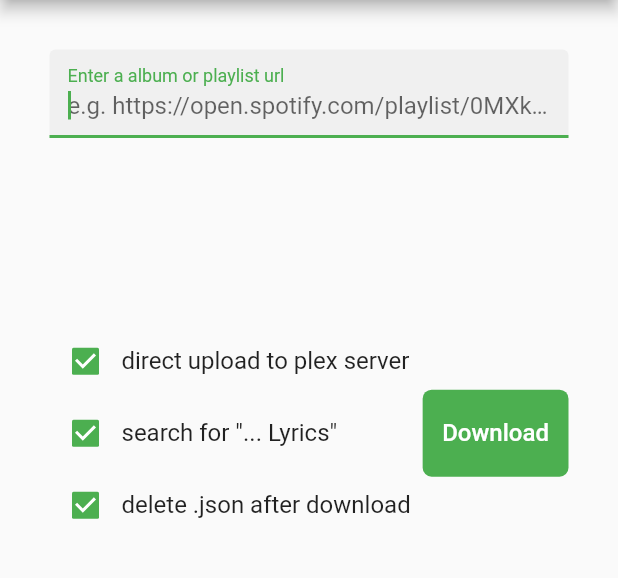
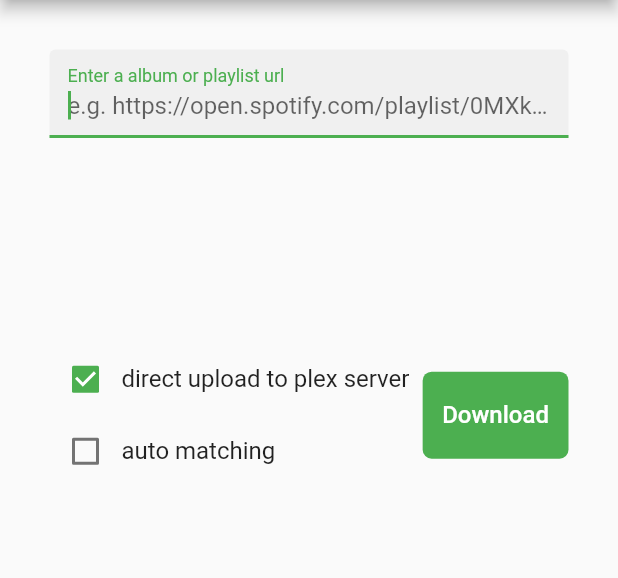
Before and after one commit to JSchmiegel/tuneload_frontend, a Flutter app: the screen it shows after launch, on a phone screen of 412 x 824 dp, the part 84-662 px from its top. Run offline on Flutter 3.47's test engine with Material 2 defaults, Android fonts, the light colour scheme and no system bars.

Commit message:
adjust homepage and progresspage for new flow

```diff
--- a/lib/pages/homepage.dart
+++ b/lib/pages/homepage.dart
@@ -4,6 +4,8 @@ import 'package:flutter/material.dart';
 import 'package:spotiload/helper/apihelper.dart';
 import 'package:spotiload/global.dart';
 import 'package:spotiload/pages/matchingpage.dart';
+import 'package:spotiload/pages/progresspage.dart';
+import 'package:spotiload/pages/settingpage.dart';
 
 class HomePage extends StatefulWidget {
   const HomePage({Key? key}) : super(key: key);
@@ -19,8 +21,9 @@ class HomePage extends StatefulWidget {
 class _HomePageState extends State<HomePage> {
   String? url;
   bool? upload = true;
-  bool? deleteJson = true;
-  bool? searchLyrics = true;
+  // bool? deleteJson = true;
+  // bool? searchLyrics = true;
+  bool? autoMatching = false;
 
   Map<String, dynamic>? initResponse;
 
@@ -35,8 +38,8 @@ class _HomePageState extends State<HomePage> {
           IconButton(
             icon: const Icon(Icons.settings),
             onPressed: () {
-              // Navigator.pushNamed(context, '/settings');
-              Navigator.pushNamed(context, MatchingPage.routeName);
+              Navigator.pushNamed(context, SettingPage.routeName);
+              // Navigator.pushNamed(context, MatchingPage.routeName);
             },
             splashRadius: buttonSplashRadius,
           )
@@ -102,42 +105,59 @@ class _HomePageState extends State<HomePage> {
                                 ),
                               ],
                             ),
+                            // Row(
+                            //   children: [
+                            //     Checkbox(
+                            //         value: searchLyrics,
+                            //         onChanged: (value) {
+                            //           // When the value of the checkbox changes,
+                            //           // update the FormFieldState so the form is
+                            //           // re-validated.
+                            //           formFieldState.didChange(value);
+                            //           setState(() {
+                            //             searchLyrics = value;
+                            //           });
+                            //         },
+                            //         splashRadius: buttonSplashRadius),
+                            //     Text(
+                            //       'search for "... Lyrics"',
+                            //       style: Theme.of(context).textTheme.subtitle1,
+                            //     ),
+                            //   ],
+                            // ),
+                            // Row(
+                            //   children: [
+                            //     Checkbox(
+                            //         value: deleteJson,
+                            //         onChanged: (value) {
+                            //           // When the value of the checkbox changes,
+                            //           // update the FormFieldState so the form is
+                            //           // re-validated.
+                            //           formFieldState.didChange(value);
+                            //           setState(() {
+                            //             deleteJson = value;
+                            //           });
+                            //         },
+                            //         splashRadius: buttonSplashRadius),
+                            //     Text(
+                            //       'delete .json after download',
+                            //       style: Theme.of(context).textTheme.subtitle1,
+                            //     ),
+                            //   ],
+                            // ),
                             Row(
                               children: [
                                 Checkbox(
-                                    value: searchLyrics,
+                                    value: autoMatching,
                                     onChanged: (value) {
-                                      // When the value of the checkbox changes,
-                                      // update the FormFieldState so the form is
-                                      // re-validated.
                                       formFieldState.didChange(value);
                                       setState(() {
-                                        searchLyrics = value;
+                                        autoMatching = value;
                                       });
                                     },
                                     splashRadius: buttonSplashRadius),
                                 Text(
-                                  'search for "... Lyrics"',
-                                  style: Theme.of(context).textTheme.subtitle1,
-                                ),
-                              ],
-                            ),
-                            Row(
-                              children: [
-                                Checkbox(
-                                    value: deleteJson,
-                                    onChanged: (value) {
-                                      // When the value of the checkbox changes,
-                                      // update the FormFieldState so the form is
-                                      // re-validated.
-                                      formFieldState.didChange(value);
-                                      setState(() {
-                                        deleteJson = value;
-                                      });
-                                    },
-                                    splashRadius: buttonSplashRadius),
-                                Text(
-                                  'delete .json after download',
+                                  'auto matching',
                                   style: Theme.of(context).textTheme.subtitle1,
                                 ),
                               ],
@@ -182,7 +202,13 @@ class _HomePageState extends State<HomePage> {
 //                           );
                           // Map<String, dynamic> response = await _callBackendApiGetInit();
                           // _callBackendApiGetInit();
-                          Navigator.pushNamed(context, '/progress', arguments: url);
+                          if (autoMatching == true) {
+                            // progressPage
+                            Navigator.pushNamed(context, ProgressPage.routeName, arguments: url);
+                          } else {
+                            // matchingPage
+                            Navigator.pushNamed(context, MatchingPage.routeName);
+                          }
                         },
                       ),
                     ),
--- a/lib/pages/progresspage.dart
+++ b/lib/pages/progresspage.dart
@@ -62,7 +62,10 @@ class _ProgressPageState extends State<ProgressPage> {
           // appBar: AppBar(title: const Text('Spotiload')),
           body: Consumer<ProgressPageProvider>(
               builder: (_, provider, __) => provider.isProcessing
-                  ? const Center(child: CircularProgressIndicator())
+                  ? Center(
+                      child: Column(
+                      children: [const CircularProgressIndicator(), Text('Getting ready to download ${widget.urlArg}')],
+                    ))
                   : Container(
                       margin: firstMargin,
                       child: Column(
```
